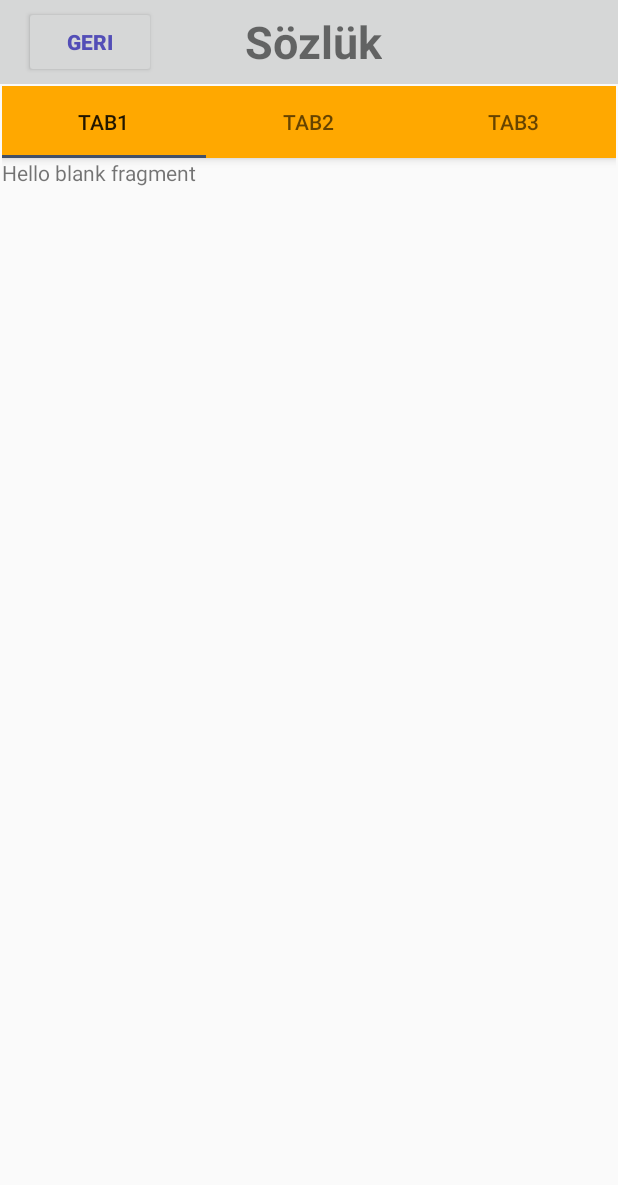
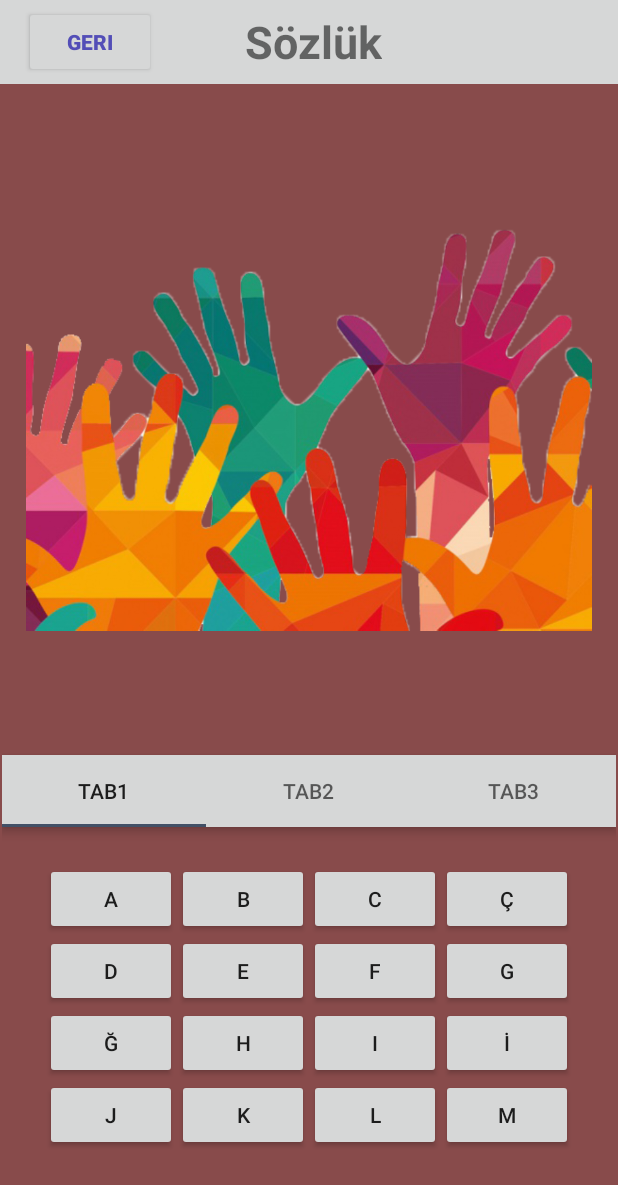
Before and after one commit to BatuhanGunes/signLanguageConverter-Android, an Android app: the DictionaryActivity screen opened directly, with no data from a screen before it, on a phone screen of 412 x 824 dp. Shown: the top 1185 px of the screen. Run offline under Robolectric (Android 15) with nearby library versions, the phone set to English and light mode, and no system bars.

Commit message:
add fragment_tab1 design

```diff
--- a/android/app/build.gradle
+++ b/android/app/build.gradle
@@ -51,4 +51,5 @@ dependencies {
     androidTestImplementation 'com.android.support.test:rules:1.0.2'
     androidTestImplementation 'com.google.truth:truth:1.0.1'
     implementation 'com.android.support:design:28.0.0'
+    implementation 'androidx.gridlayout:gridlayout:1.0.0'
 }
--- a/android/app/src/main/res/layout/activity_dictionary.xml
+++ b/android/app/src/main/res/layout/activity_dictionary.xml
@@ -4,6 +4,7 @@
     xmlns:tools="http://schemas.android.com/tools"
     android:layout_width="match_parent"
     android:layout_height="match_parent"
+    android:background="#884B4B"
     tools:context=".myappview.DictionaryActivity">
 
     <androidx.appcompat.widget.Toolbar
@@ -47,6 +48,16 @@
         app:layout_constraintStart_toStartOf="parent"
         app:layout_constraintTop_toBottomOf="@+id/toolbar">
 
+        <ImageView
+            android:id="@+id/imageView"
+            android:layout_width="match_parent"
+            android:layout_height="wrap_content"
+            android:contentDescription="@string/todo"
+            android:layout_marginEnd="16dp"
+            android:layout_marginStart="16dp"
+            android:scaleType="centerInside"
+            app:srcCompat="@drawable/sign_languages_cover" />
+
         <com.google.android.material.appbar.AppBarLayout
             android:layout_width="match_parent"
             android:layout_height="wrap_content">
@@ -54,6 +65,7 @@
             <com.google.android.material.tabs.TabLayout
                 android:id="@+id/tablayout"
                 android:layout_width="match_parent"
+                android:background="?attr/colorButtonNormal"
                 android:layout_height="wrap_content">
             </com.google.android.material.tabs.TabLayout>
 
--- a/android/app/src/main/res/layout/fragment_tab1.xml
+++ b/android/app/src/main/res/layout/fragment_tab1.xml
@@ -1,14 +1,149 @@
 <?xml version="1.0" encoding="utf-8"?>
 <FrameLayout xmlns:android="http://schemas.android.com/apk/res/android"
+    xmlns:app="http://schemas.android.com/apk/res-auto"
     xmlns:tools="http://schemas.android.com/tools"
     android:layout_width="match_parent"
     android:layout_height="match_parent"
     tools:context=".myappview.viewpager.Tab1">
 
     <!-- TODO: Update blank fragment layout -->
-    <TextView
-        android:layout_width="match_parent"
-        android:layout_height="match_parent"
-        android:text="@string/hello_blank_fragment" />
+
+    <androidx.gridlayout.widget.GridLayout
+        android:layout_width="wrap_content"
+        android:layout_height="wrap_content"
+        android:layout_marginTop="24dp"
+        android:layout_gravity="center_horizontal"
+        android:layout_marginStart="0dp"
+        app:columnCount="4"
+        app:rowCount="4">
+
+        <Button
+            android:id="@+id/buttonA"
+            android:layout_width="wrap_content"
+            android:layout_height="wrap_content"
+            android:text="@string/a"
+            app:layout_column="0"
+            app:layout_row="0" />
+
+        <Button
+            android:id="@+id/buttonB"
+            android:layout_width="wrap_content"
+            android:layout_height="wrap_content"
+            android:text="@string/b"
+            app:layout_column="1"
+            app:layout_row="0" />
+
+        <Button
+            android:id="@+id/buttonC"
+            android:layout_width="wrap_content"
+            android:layout_height="wrap_content"
+            android:text="@string/c"
+            app:layout_column="2"
+            app:layout_row="0" />
+
+        <Button
+            android:id="@+id/buttonCC"
+            android:layout_width="wrap_content"
+            android:layout_height="wrap_content"
+            android:text="@string/cc"
+            app:layout_column="3"
+            app:layout_row="0" />
+
+        <Button
+            android:id="@+id/buttonD"
+            android:layout_width="wrap_content"
+            android:layout_height="wrap_content"
+            android:text="@string/d"
+            app:layout_column="0"
+            app:layout_row="1" />
+
+        <Button
+            android:id="@+id/buttonE"
+            android:layout_width="wrap_content"
+            android:layout_height="wrap_content"
+            android:text="@string/e"
+            app:layout_column="1"
+            app:layout_row="1" />
+
+        <Button
+            android:id="@+id/buttonF"
+            android:layout_width="wrap_content"
+            android:layout_height="wrap_content"
+            android:text="@string/f"
+            app:layout_column="2"
+            app:layout_row="1" />
+
+        <Button
+            android:id="@+id/G"
+            android:layout_width="wrap_content"
+            android:layout_height="wrap_content"
+            android:text="@string/g"
+            app:layout_column="3"
+            app:layout_row="1" />
+
+        <Button
+            android:id="@+id/buttonGG"
+            android:layout_width="wrap_content"
+            android:layout_height="wrap_content"
+            android:text="@string/gg"
+            app:layout_column="0"
+            app:layout_row="2" />
+
+        <Button
+            android:id="@+id/buttonH"
+            android:layout_width="wrap_content"
+            android:layout_height="wrap_content"
+            android:text="@string/h"
+            app:layout_column="1"
+            app:layout_row="2" />
+
+        <Button
+            android:id="@+id/buttonI"
+            android:layout_width="wrap_content"
+            android:layout_height="wrap_content"
+            android:text="@string/ii"
+            app:layout_column="2"
+            app:layout_row="2" />
+
+        <Button
+            android:id="@+id/buttonII"
+            android:layout_width="wrap_content"
+            android:layout_height="wrap_content"
+            android:text="@string/i"
+            app:layout_column="3"
+            app:layout_row="2" />
+
+        <Button
+            android:id="@+id/buttonJ"
+            android:layout_width="wrap_content"
+            android:layout_height="wrap_content"
+            android:text="@string/j"
+            app:layout_column="0"
+            app:layout_row="3" />
+
+        <Button
+            android:id="@+id/buttonK"
+            android:layout_width="wrap_content"
+            android:layout_height="wrap_content"
+            android:text="@string/k"
+            app:layout_column="1"
+            app:layout_row="3" />
+
+        <Button
+            android:id="@+id/buttonL"
+            android:layout_width="wrap_content"
+            android:layout_height="wrap_content"
+            android:text="@string/l"
+            app:layout_column="2"
+            app:layout_row="3" />
+
+        <Button
+            android:id="@+id/buttonM"
+            android:layout_width="wrap_content"
+            android:layout_height="wrap_content"
+            android:text="@string/m"
+            app:layout_column="3"
+            app:layout_row="3" />
+    </androidx.gridlayout.widget.GridLayout>
 
 </FrameLayout>
--- a/android/app/src/main/res/values/strings.xml
+++ b/android/app/src/main/res/values/strings.xml
@@ -35,4 +35,20 @@
 
     <!-- TODO: Remove or change this placeholder text -->
     <string name="hello_blank_fragment">Hello blank fragment</string>
+    <string name="a">A</string>
+    <string name="b">B</string>
+    <string name="c">C</string>
+    <string name="cc">Ç</string>
+    <string name="d">D</string>
+    <string name="e">E</string>
+    <string name="f">F</string>
+    <string name="g">G</string>
+    <string name="gg">Ğ</string>
+    <string name="h">H</string>
+    <string name="ii">I</string>
+    <string name="i">İ</string>
+    <string name="j">J</string>
+    <string name="k">K</string>
+    <string name="l">L</string>
+    <string name="m">M</string>
 </resources>
```
